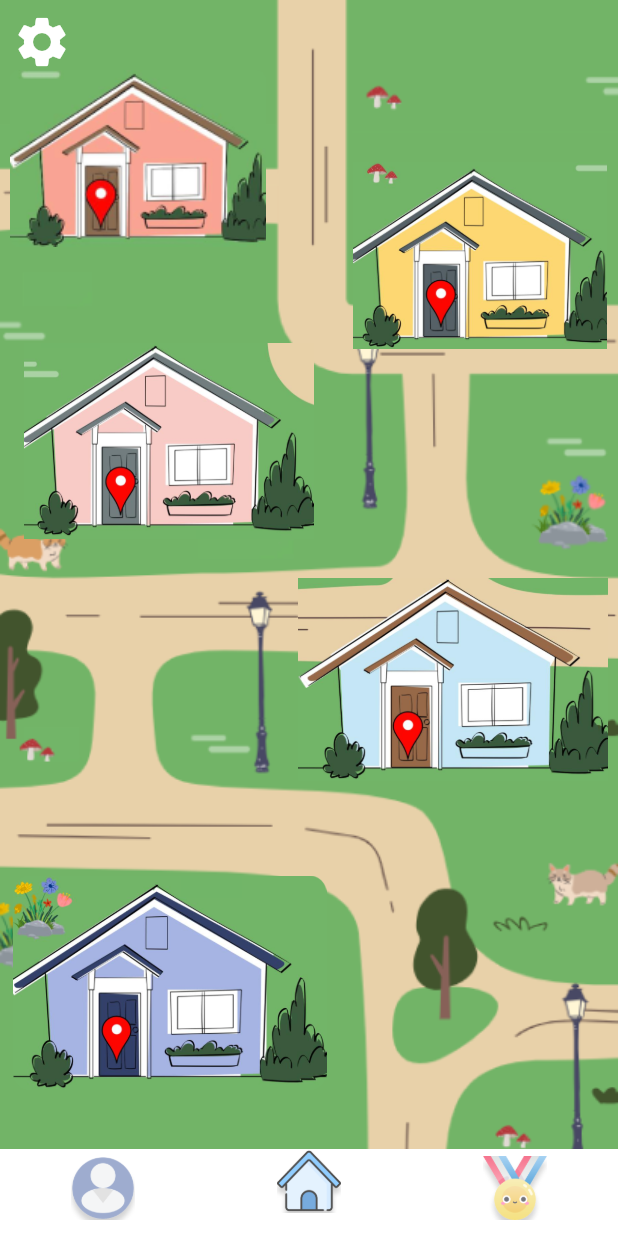
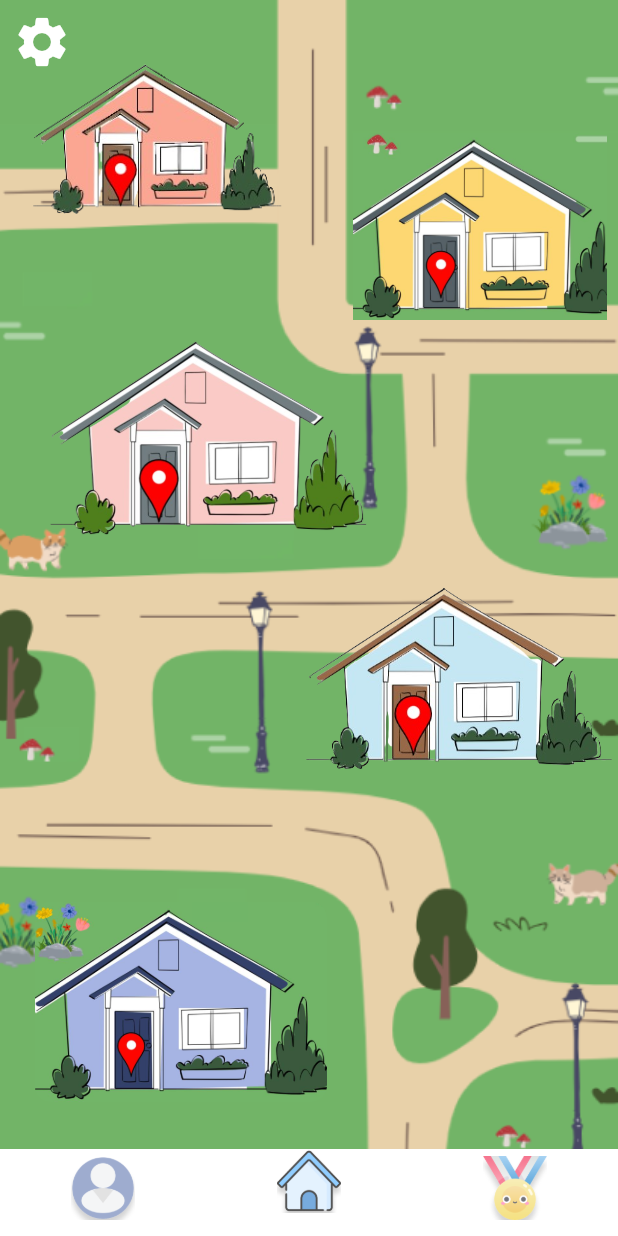
Before and after one commit to Raghadalmohsen/RazeenProject, a Flutter app: the Razeenmap screen opened by its route, on a phone screen of 412 x 824 dp. Run offline on Flutter 3.47's test engine with Material 3 defaults, Android fonts, the phone set to English and light mode, and no system bars; our stand-ins replace audioplayers, cached_network_image, email_validator, firebase_auth, firebase_core, flutter_svg; missing offline and left inert: ar_flutter_plugin, arcore_flutter_plugin, maze; accounts and stored records are empty; network calls fail.

Commit message:
تعديل الصفحات

```diff
--- a/raghad_s_razeen-v1.0.1/lib/core/utils/image_constant.dart
+++ b/raghad_s_razeen-v1.0.1/lib/core/utils/image_constant.dart
@@ -499,6 +499,9 @@ static String socks = '$imagePath/socks.png';
 static String rocket = '$imagePath/rocket.png';
 static String pencil = '$imagePath/pencil.png';
 
+static String redhome = '$imagePath/redhome.png';
+static String bluehome = '$imagePath/bluehome.png';
+static String pinkhome = '$imagePath/pinkhome.png';
 
   static String medalsFeedback = '$imagePath/medalsFeedback.png';
 
--- a/raghad_s_razeen-v1.0.1/lib/presentation/razeenmap.dart
+++ b/raghad_s_razeen-v1.0.1/lib/presentation/razeenmap.dart
@@ -95,12 +95,12 @@ class  Razeenmap extends StatelessWidget { // صفحة الماب
                Container(
 
                                     margin: EdgeInsets.only(
-                                      right: 200.v,
-                                      bottom: 60.v,
+                                      // right: 200.v,
+                                      bottom: 40.v,
                                     ),
 
 
-                                       height: 135.v,
+                                       height: 110.v,
                                      width: 200.h,
                                     decoration: AppDecoration.outlinePrimary3,
                                  child: ElevatedButton(
@@ -118,7 +118,7 @@ class  Razeenmap extends StatelessWidget { // صفحة الماب
 
                     )),
 
-                 child:Image.asset(ImageConstant.imgImage253)),//بيت احمر
+                 child:Image.asset(ImageConstant.redhome)),//بيت احمر
 
                  ),
 
@@ -126,11 +126,11 @@ class  Razeenmap extends StatelessWidget { // صفحة الماب
                Container(
 
                                     margin: EdgeInsets.only(
-                                      left: 8.v,
-                                      bottom: 232.v,
+                                    left: 20,
+                                      top: 30.v,
                                     ),
-                                       height: 135.v,
-                                     width: 200.h,
+                                      height: 160.v,
+                                     width: 220.h,
                                     decoration: AppDecoration.outlinePrimary3,
                                  child: ElevatedButton(
                 onPressed: () { Navigator.push(
@@ -146,15 +146,16 @@ class  Razeenmap extends StatelessWidget { // صفحة الماب
                       color: Color.fromARGB(0, 244, 67, 54),
                     )),
 
-                 child:Image.asset(ImageConstant.imgImage250))//بيت وردي فاتح
+                 child:Image.asset(ImageConstant.pinkhome))//بيت وردي فاتح
 
-                                   ),
+                                   ),Spacer(flex: 30,),
 
 
                        Container(
 
-                                       height: 148.v,
-                                     width: 216.h,
+
+                                       height: 138.v,
+                                     width: 230.h,
                                     decoration: AppDecoration.outlinePrimary3,
                                  child: ElevatedButton(
                 onPressed: () { Navigator.push(
@@ -184,7 +185,7 @@ class  Razeenmap extends StatelessWidget { // صفحة الماب
 
                                     margin: EdgeInsets.only(
                                     left: 159,
-                                      top: 70.v,
+                                      top: 50.v,
                                     ),
 
                                        height: 129.v,
@@ -212,23 +213,16 @@ class  Razeenmap extends StatelessWidget { // صفحة الماب
 
 
 
-                            // CustomImageView(
-                            //  imagePath: ImageConstant.imgImage249,// البيت الاصفر
-                            //   height: 129.v,
-                            //   width: 175.h,
-                            //   alignment: Alignment.topRight,
-                            //   margin: EdgeInsets.only(top: 78.v),
-                            // ),
 
              Container(
 
                                     margin: EdgeInsets.only(
-                                    left: 159,
-                                      top: 357.v,
+                                    left: 200,
+                                      top: 358.v,
                                     ),
 
-                                       height: 140.v,
-                                     width: 210.h,
+                                       height: 138.v,
+                                     width: 260.h,
                                     decoration: AppDecoration.outlinePrimary3,
                                  child: ElevatedButton(
                 onPressed: () { Navigator.push(
@@ -245,7 +239,7 @@ class  Razeenmap extends StatelessWidget { // صفحة الماب
 
                     )),
 
-                 child:Image.asset(ImageConstant.imgImage251)),//بيت سماوي
+                 child:Image.asset(ImageConstant.bluehome)),//بيت سماوي
 
                  ),
                             // CustomImageView(
--- a/raghad_s_razeen-v1.0.1/lib/presentation/requestQuiz.dart
+++ b/raghad_s_razeen-v1.0.1/lib/presentation/requestQuiz.dart
@@ -300,7 +300,7 @@ class _RequestQuizState extends State<RequestQuiz> {
               CustomImageView(
                 imagePath: ImageConstant.imgScreenshot2023, //رزين
                 height: 180.v,
-                width: 133.h,
+                 width: 130.h,
                 alignment: Alignment.bottomLeft,
                 margin: EdgeInsets.only(
                   bottom: 20.v,
--- a/raghad_s_razeen-v1.0.1/lib/presentation/requestQuiz2.dart
+++ b/raghad_s_razeen-v1.0.1/lib/presentation/requestQuiz2.dart
@@ -287,7 +287,7 @@ class _RequestQuiz2State extends State<RequestQuiz2> {
               CustomImageView(
                 imagePath: ImageConstant.imgScreenshot2023, //رزين
                 height: 180.v,
-                width: 133.h,
+                width: 130.h,
                 alignment: Alignment.bottomLeft,
                 margin: EdgeInsets.only(
                   bottom: 20.v,
--- a/raghad_s_razeen-v1.0.1/lib/presentation/requestQuiz3.dart
+++ b/raghad_s_razeen-v1.0.1/lib/presentation/requestQuiz3.dart
@@ -294,7 +294,7 @@ class _RequestQuiz3State extends State<RequestQuiz3> {
               CustomImageView(
                 imagePath: ImageConstant.imgScreenshot2023, //رزين
                 height: 180.v,
-                width: 133.h,
+                width: 130.h,
                 alignment: Alignment.bottomLeft,
                 margin: EdgeInsets.only(
                   bottom: 20.v,
--- a/raghad_s_razeen-v1.0.1/lib/presentation/safeplaceAR.dart
+++ b/raghad_s_razeen-v1.0.1/lib/presentation/safeplaceAR.dart
@@ -209,7 +209,7 @@ void initState() {
       ARLocationManager locationManager) {
     // Load all target images onto the AR scene
     for (String image in targetImages) {
-      ARCoreController.loadImage(image);
+      // ARCoreController.loadImage(image);
     }
     // Optionally, you can also load the classifications onto the AR scene
     // For simplicity, let's just print them
--- a/raghad_s_razeen-v1.0.1/lib/presentation/safeplaceskill.dart
+++ b/raghad_s_razeen-v1.0.1/lib/presentation/safeplaceskill.dart
@@ -290,8 +290,7 @@ class Safeplaceskill extends StatelessWidget { //مهارة سلامة المك
                       "كيف أحافظ على سلامة المكان لأجل جدي؟",
                       maxLines: 1,
                        overflow: TextOverflow.ellipsis,
-                      // style: theme.textTheme.titleMedium,
-                      style:TextStyle(fontSize: 16,color: Colors.black),
+                      style:TextStyle(fontSize: 16,color: Colors.black,fontFamily: 'Raleway' ),
 
 
 
```
Also changed, not shown: raghad_s_razeen-v1.0.1/lib/presentation/mazeGame.dart (+6 -5 lines), raghad_s_razeen-v1.0.1/lib/presentation/quietplacequiz.dart (+4 -4 lines), raghad_s_razeen-v1.0.1/lib/presentation/requestskill.dart (+4 -5 lines), raghad_s_razeen-v1.0.1/lib/presentation/respectDiffQuiz.dart (+4 -4 lines), raghad_s_razeen-v1.0.1/lib/presentation/safePlaceQuiz.dart (+4 -4 lines), raghad_s_razeen-v1.0.1/lib/presentation/speakQuiz.dart (+18 -18 lines), raghad_s_razeen-v1.0.1/lib/presentation/speakgame.dart (+6 -5 lines), raghad_s_razeen-v1.0.1/assets/images/bluehome.png (added), raghad_s_razeen-v1.0.1/assets/images/pinkhome.png (added), raghad_s_razeen-v1.0.1/assets/images/redhome.png (added).
